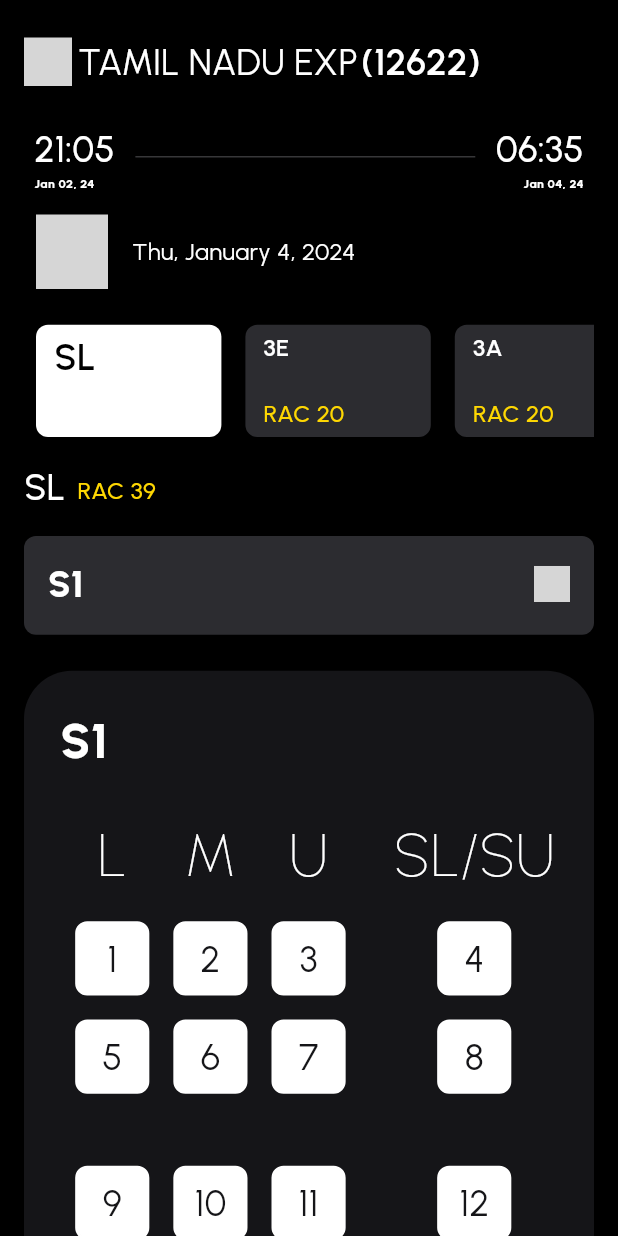
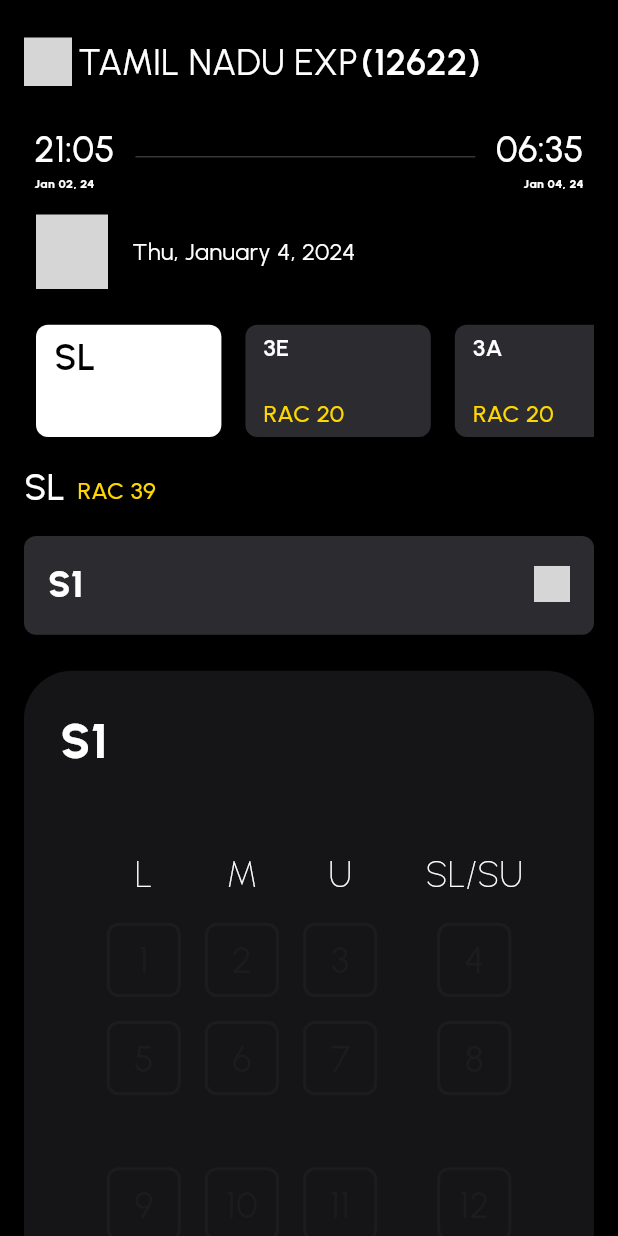
Before and after one commit to Sama-3l/BharatRail, a Flutter app: the screen it shows after launch, after a tap on "LOAD TRAINS", after a tap on "SL", on a phone screen of 412 x 824 dp. Run offline on Flutter 3.47's test engine with Material 3 defaults, Android fonts, the phone set to English and light mode, and no system bars; our stand-ins replace bloc, flutter_bloc; missing offline and left inert: iconify_flutter; statements that could not run were skipped; grey boxes are pictures that could not be loaded.

Commit message:
Fixed bugs

```diff
--- a/lib/constants/constants.dart
+++ b/lib/constants/constants.dart
@@ -27,7 +27,6 @@
 const int numberOfCompartmentsInBogey = 9;
 int totalNumberOfRows = 2 * numberOfCompartmentsInBogey;  //2 rows in each bogey
 
-const double fontSizeHeadingMedium = 40.0;
 const double fontSizeHeading = 32.0;
 const double fontSizeLarge = 24.0;
 const double fontSizeMedium = 16.0;
--- a/lib/data/models/coach.dart
+++ b/lib/data/models/coach.dart
@@ -6,13 +6,16 @@
 
 // SINCE CLIENT SIDE DOESN'T CARE WHO BOUGHT THE SEATS
 
-// THE SEATS FROM 1 to n IS AN ARRAY OF BOOL
+// THE SEATS FROM 1 to n IS AN ARRAY OF 2 BOOL VALUES
 
-// 0 FOR ALREADY BOUGHT AND 1 FOR AVAIL
+// 0 FOR NOT AVAIL AND 1 FOR AVAIL
 
 class Coach {
   String coachNumber;
-  List<bool> seats;
+  List<List<bool>> seats = [
+    [],
+    []
+  ]; // Contains 2 bool values first stores if it's already booked second stores if it's selected now
 
-  Coach({required this.coachNumber, required this.seats});
+  Coach({required this.coachNumber});
 }
--- a/lib/functions/functions.dart
+++ b/lib/functions/functions.dart
@@ -18,7 +18,7 @@
 import 'package:bharatrail/functions/const_functions.dart';
 import 'package:bharatrail/presentation/pages/buy_ticket.dart';
 import 'package:bharatrail/presentation/pages/city_select.dart';
-import 'package:bharatrail/presentation/widgets/ticket_block.dart';
+import 'package:bharatrail/presentation/widgets/ticket_grid_item.dart';
 import 'package:bharatrail/presentation/widgets/ticket_class_head.dart';
 import 'package:flutter/material.dart';
 import 'package:flutter_bloc/flutter_bloc.dart';
@@ -82,8 +82,11 @@
     for (int i = 1; i <= numberOfCoaches; i++) {
       coaches.add(Coach(
           coachNumber:
-              "${keyForClass[thisClass]?[0]}$i", // Creates Coach with coach name B1, E2, S12, etc.
-          seats: List.filled(dim * 2 * 9, false))); // Creates a list of
+              "${keyForClass[thisClass]?[0]}$i")); // Creates Coach with coach name B1, E2, S12, etc.
+      coaches.last.seats[0] = List.filled(dim * 2 * 9,
+          false); // Creates a list of false as in not already booked
+      coaches.last.seats[1] = List.filled(
+          dim * 2 * 9, false); // Creates a list of false as in not selected yet
     }
     return coaches;
   }
@@ -175,14 +178,14 @@
   }
 
   // Loads the seats correctly (ticket_grid.dart)
-  Seats loadTicketLists(
-      Seats seats, User user, DarkTheme theme, Coach currCoach) {
+  Seats loadTicketLists(Seats seats, User user, DarkTheme theme,
+      Coach currCoach, Class currClass, Train train) {
     seats.init(seats);
-    List<bool> seatAvail = user.tickets[0].coach!.seats;
+    List<List<bool>> seatAvail = user.tickets[0].coach!.seats;
     int numberOfSeatsInOneRow = allClasses[user.tickets[0].seatClass]!;
     int p = 0;
 
-    while (p < seatAvail.length) {
+    while (p < seatAvail[0].length) {
       int rowIndex = (p / numberOfSeatsInOneRow).floor();
       int seatIndex = p % numberOfSeatsInOneRow;
       if (numberOfSeatsInOneRow == 4) {
@@ -193,11 +196,15 @@
         seats.seats[seatIndex].add(TicketGridItem(
             index: p,
             theme: theme,
-            padding: ((p / numberOfSeatsInOneRow) % 2).floor() != 0 &&
-                    rowIndex != (2 * numberOfCompartmentsInBogey - 1)
-                ? setPadding(left: 8, right: 8, bottom: 48)
-                : setPadding(left: 8, right: 8, bottom: 16),
-            currCoach: currCoach));
+            padding: checkCondition(
+                    ((p / numberOfSeatsInOneRow) % 2).floor() != 0 &&
+                        rowIndex != totalNumberOfRows - 1,
+                    setPadding(left: 8, right: 8, bottom: 48),
+                    setPadding(left: 8, right: 8, bottom: 16)),
+            currCoach: currCoach,
+            user: user,
+            currClass: currClass,
+            train: train));
       } else if (numberOfSeatsInOneRow < 4) {
         // Skips the middle berth for upper class tickets
         if (rowIndex == 0) {
@@ -216,7 +223,10 @@
                         rowIndex != totalNumberOfRows - 1,
                     setPadding(left: 8, right: 8, bottom: 48),
                     setPadding(left: 8, right: 8, bottom: 16)),
-                currCoach: currCoach));
+                currCoach: currCoach,
+                user: user,
+                currClass: currClass,
+                train: train));
       }
       p++;
     }
@@ -244,9 +254,9 @@
   void setRAC(Class currClass) {
     int notAvail = 0;
     for (var coach in currClass.coaches) {
-      notAvail += (coach.seats.length * 0.95).floor();
-      coach.seats =
-          selectAndSetTrue(coach.seats, (coach.seats.length * 0.95).floor());
+      notAvail += (coach.seats[0].length * 0.95).floor();
+      coach.seats[0] = selectAndSetTrue(
+          coach.seats[0], (coach.seats[0].length * 0.95).floor());
     }
     currClass.metrics[1] =
         notAvail - currClass.metrics[0]; // Sets the number of RAC tickets
@@ -256,7 +266,7 @@
   // Sets the class to be Waiting List (randomSeatAllocation())
   void setWL(Class currClass) {
     for (var coach in currClass.coaches) {
-      coach.seats = coach.seats.map((x) => !x).toList();
+      coach.seats[0] = coach.seats[0].map((x) => !x).toList();
     }
     currClass.metrics[0] = 0; // Sets Avail to 0
     currClass.metrics[1] = 0;
@@ -268,9 +278,10 @@
     int notAvail = 0;
     for (var coach in currClass.coaches) {
       int seatsBookedInCurrentCoach =
-          Random().nextInt((coach.seats.length * 0.9).floor());
+          Random().nextInt((coach.seats[0].length * 0.9).floor());
       notAvail += seatsBookedInCurrentCoach;
-      coach.seats = selectAndSetTrue(coach.seats, seatsBookedInCurrentCoach);
+      coach.seats[0] =
+          selectAndSetTrue(coach.seats[0], seatsBookedInCurrentCoach);
     }
     currClass.metrics[0] = notAvail;
   }
@@ -298,4 +309,24 @@
 
     return result;
   }
+
+  // Triggered when a seat is selected (ticket_grid_item.dart)
+  void onSeatSelection(
+      Coach currCoach, int index, User user, Class currClass, Train train) {
+    if (!currCoach.seats[0][index]) {
+      currCoach.seats[1][index] = !currCoach.seats[1][index];
+      if (currCoach.seats[1][index]) {
+        user.tickets.add(Ticket(
+            seatClass: currClass.name,
+            train: train,
+            seatNumber: index,
+            coach: currCoach));
+      } else {
+        user.tickets.removeAt(user.tickets.indexWhere((element) {
+          return element.coach!.coachNumber == currCoach.coachNumber &&
+              element.seatNumber == index;
+        }));
+      }
+    }
+  }
 }
--- a/lib/functions/widgetGenerator.dart
+++ b/lib/functions/widgetGenerator.dart
@@ -131,7 +131,11 @@
           currCoach: train
               .classes[
                   allClasses.keys.toList().indexOf(user.tickets[0].seatClass)]
-              .coaches[i]));
+              .coaches[i],
+          currClass: train
+              .classes[
+                  allClasses.keys.toList().indexOf(user.tickets[0].seatClass)],
+          train: train));
     }
 
     return children;
--- a/lib/presentation/pages/buy_ticket.dart
+++ b/lib/presentation/pages/buy_ticket.dart
@@ -26,7 +26,7 @@
   Widget build(BuildContext context) {
     return WillPopScope(
       onWillPop: () async {
-        widget.user.tickets.removeLast();
+        widget.user.tickets.clear();
         return true;
       },
       child: SafeArea(
--- a/lib/presentation/widgets/buy_tickets_header.dart
+++ b/lib/presentation/widgets/buy_tickets_header.dart
@@ -25,7 +25,7 @@
         child: Row(children: [
           GestureDetector(
               onTap: () {
-                user.tickets.removeLast();
+                user.tickets.clear();
                 Navigator.of(context).pop();
               },
               child: const Iconify(backwardButton, size: 32)),
--- a/lib/presentation/widgets/ticket_class_head.dart
+++ b/lib/presentation/widgets/ticket_class_head.dart
@@ -16,7 +16,7 @@
       padding: setPadding(bottom: 16, left: 0, right: 0),
       child: Text(seatNumber,
           style: urbanist(theme.labelWhite,
-              fontsize: fontSizeHeadingMedium, weight: FontWeight.w100)),
+              fontsize: fontSizeLarge, weight: FontWeight.w100)),
     );
   }
 }
--- a/lib/presentation/widgets/ticket_grid.dart
+++ b/lib/presentation/widgets/ticket_grid.dart
@@ -2,8 +2,10 @@
 
 import 'package:bharatrail/constants/colors.dart';
 import 'package:bharatrail/constants/constants.dart';
+import 'package:bharatrail/data/models/class.dart';
 import 'package:bharatrail/data/models/coach.dart';
 import 'package:bharatrail/data/models/seats.dart';
+import 'package:bharatrail/data/models/train.dart';
 import 'package:bharatrail/data/models/user.dart';
 import 'package:bharatrail/functions/const_functions.dart';
 import 'package:bharatrail/functions/functions.dart';
@@ -15,11 +17,15 @@
       {super.key,
       required this.user,
       required this.theme,
-      required this.currCoach});
+      required this.currCoach,
+      required this.train,
+      required this.currClass});
 
   DarkTheme theme;
   User user;
   Coach currCoach;
+  Train train;
+  Class currClass;
 
   @override
   State<TicketGrid> createState() => _TicketGridState();
@@ -38,25 +44,25 @@
         decoration: BoxDecoration(
             color: widget.theme.surfaceElevated,
             borderRadius: BorderRadius.circular(32)),
-        height: MediaQuery.of(context).size.height * 1.95,
+        height: MediaQuery.of(context).size.height * 2,
         child: Container(
             padding: setPadding(top: 24, left: 0, right: 0),
             child: Column(
               crossAxisAlignment: CrossAxisAlignment.start,
               children: [
                 Padding(
-                  padding: setPadding(left: 24),
+                  padding: setPadding(left: 24, bottom: 48),
                   child: Text(widget.currCoach.coachNumber.toString(),
                       style: urbanist(widget.theme.labelWhite,
                           fontsize: fontSizeHeading, weight: FontWeight.w800)),
                 ),
                 Padding(
-                  padding: setPadding(
-                      top: 24),
+                  padding: setPadding(left: 4, right: 4),
                   child: wg.loadSeatGrid(
                       widget.theme,
                       widget.user,
-                      func.loadTicketLists(allSeats, widget.user, widget.theme, widget.currCoach),
+                      func.loadTicketLists(allSeats, widget.user, widget.theme,
+                          widget.currCoach, widget.currClass, widget.train),
                       widget.currCoach),
                 )
               ],
--- a/lib/presentation/widgets/ticket_block.dart
+++ b/lib/presentation/widgets/ticket_grid_item.dart
@@ -3,8 +3,12 @@
 import 'package:bharatrail/business_logic/cubits/cubit/ticket_selected_cubit.dart';
 import 'package:bharatrail/constants/colors.dart';
 import 'package:bharatrail/constants/constants.dart';
+import 'package:bharatrail/data/models/class.dart';
 import 'package:bharatrail/data/models/coach.dart';
+import 'package:bharatrail/data/models/train.dart';
+import 'package:bharatrail/data/models/user.dart';
 import 'package:bharatrail/functions/const_functions.dart';
+import 'package:bharatrail/functions/functions.dart';
 import 'package:flutter/material.dart';
 import 'package:flutter_bloc/flutter_bloc.dart';
 
@@ -14,12 +18,19 @@
       required this.index,
       required this.theme,
       required this.padding,
-      required this.currCoach});
+      required this.currCoach,
+      required this.user,
+      required this.train,
+      required this.currClass});
 
   final int index;
   final DarkTheme theme;
   final EdgeInsets padding;
   Coach currCoach;
+  Class currClass;
+  Train train;
+  User user;
+  Functions func = Functions();
 
   @override
   Widget build(BuildContext context) {
@@ -29,28 +40,34 @@
           padding: padding,
           child: GestureDetector(
             onTap: () {
-              currCoach.seats[index] = !currCoach.seats[index];
+              func.onSeatSelection(currCoach, index, user, currClass, train);
               BlocProvider.of<TicketSelectedCubit>(context).onSelectingTicket();
             },
             child: Container(
                 height: MediaQuery.of(context).size.height * 0.06,
                 width: MediaQuery.of(context).size.height * 0.06,
                 decoration: BoxDecoration(
-                    color: currCoach.seats[index]
-                        ? theme.labelWhite
-                        : Colors.transparent,
+                    color: currCoach.seats[0][index]
+                        ? theme.surfaceElevated
+                        : currCoach.seats[1][index]
+                            ? theme.labelWhite
+                            : theme.surfaceElevated,
                     border: Border.all(
-                        color: currCoach.seats[index]
-                            ? theme.labelWhite
-                            : theme.surfaceGrey3,
+                        color: currCoach.seats[0][index]
+                            ? theme.surfaceGrey3
+                            : currCoach.seats[1][index]
+                                ? theme.surfaceGrey3
+                                : theme.labelWhite,
                         width: 2),
                     borderRadius: BorderRadius.circular(8)),
                 child: Center(
                   child: Text("${index + 1}",
                       style: urbanist(
-                          currCoach.seats[index]
-                              ? theme.surfaceElevated
-                              : theme.labelWhite,
+                          currCoach.seats[0][index]
+                              ? theme.surfaceGrey3
+                              : currCoach.seats[1][index]
+                                  ? theme.surfaceGrey3
+                                  : theme.labelWhite,
                           fontsize: fontSizeLarge)),
                 )),
           ),
```
